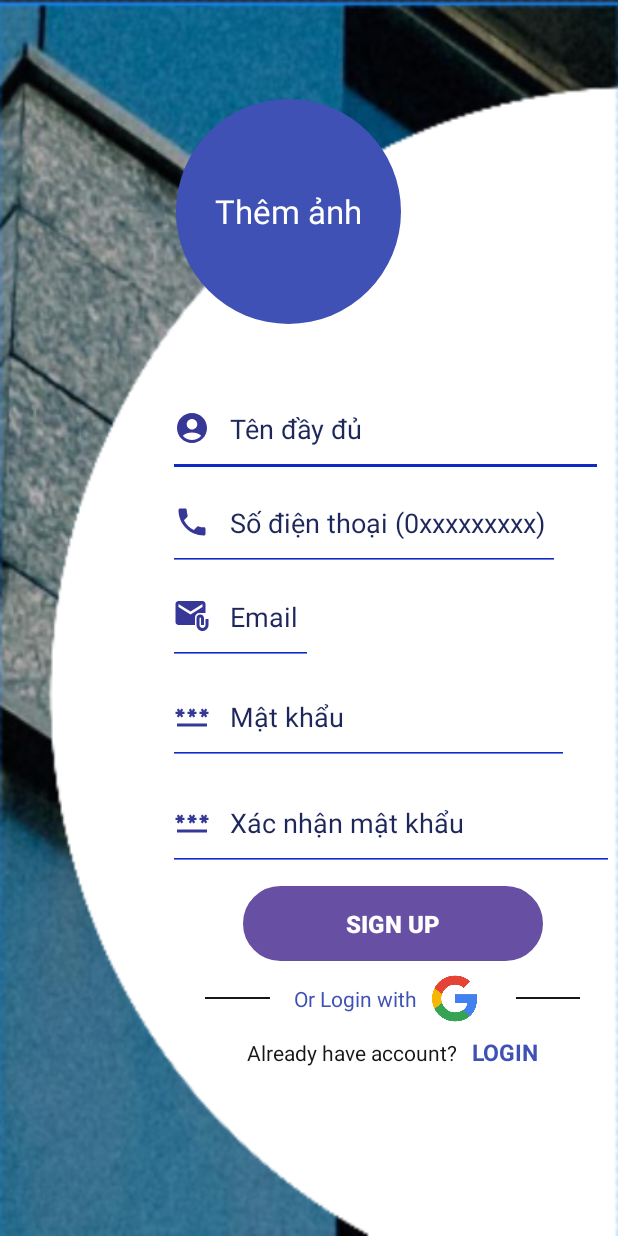
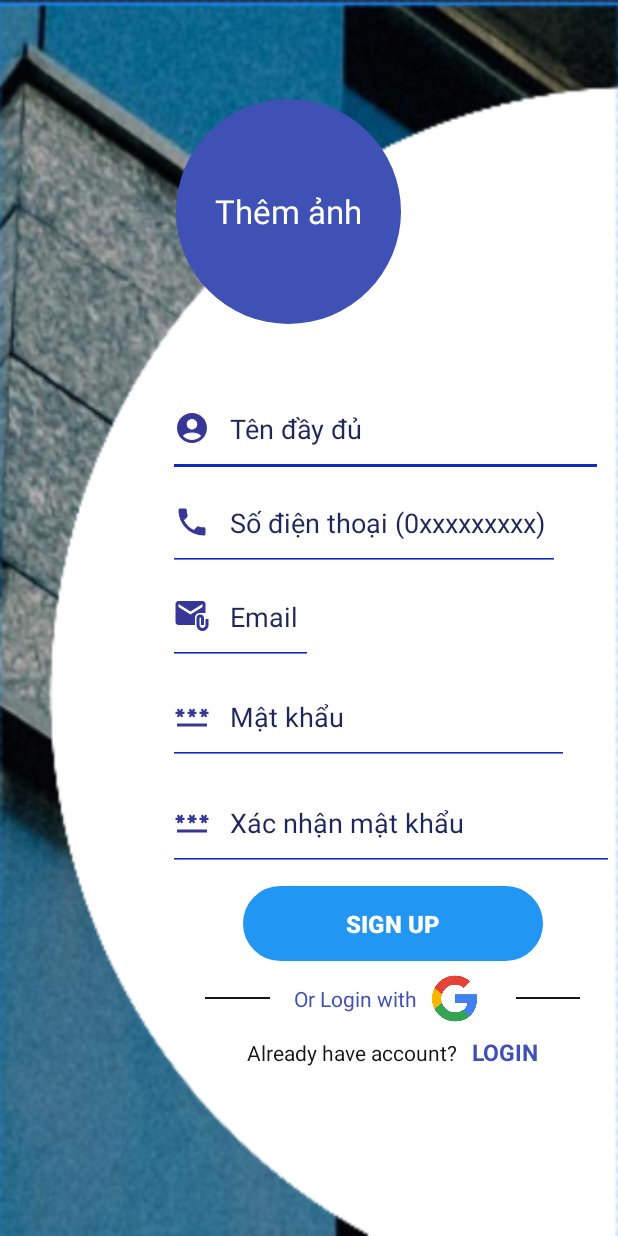
Before and after one commit to NagikoPokPok/Nha_Tro, an Android app: the SignUpActivity screen opened directly, with no data from a screen before it, on a phone screen of 412 x 824 dp. Run offline under Robolectric (Android 15) with nearby library versions, the phone set to English and light mode, and no system bars; our stand-ins replace Firebase (no records; nobody signed in at launch, a user with empty details on screens opened directly); plain views replace RoundedImageView; Roboto replaces fonts that are not available here.

Commit message:
chinhr button

```diff
--- a/app/src/main/res/drawable/custom_button.xml
+++ b/app/src/main/res/drawable/custom_button.xml
@@ -8,7 +8,6 @@
     <size android:width="250dp"
         android:height="50dp"/>
     <solid android:color="@color/button_color"/>
-    <gradient android:startColor="@color/button_color"
-        android:endColor="@color/button_color"/>
+
 
 </shape>
--- a/app/src/main/res/layout/activity_change_profile.xml
+++ b/app/src/main/res/layout/activity_change_profile.xml
@@ -128,7 +128,8 @@
             android:layout_marginTop="20dp"
             android:text="Lưu thay đổi"
             android:textColor="@color/_bg__th_m_m_i_tr__1_color"
-            android:background="@drawable/custom_button" />
+            android:background="@drawable/custom_button"
+            app:backgroundTint="@null"/>
 
         <TextView
                     android:id="@+id/txt_move_change_password"
--- a/app/src/main/res/layout/activity_sign_in.xml
+++ b/app/src/main/res/layout/activity_sign_in.xml
@@ -187,7 +187,7 @@
         </LinearLayout>
 
 
-        <com.google.android.material.button.MaterialButton
+        <Button
             android:id="@+id/buttonSignIn"
             android:layout_width="300dp"
             android:layout_height="wrap_content"
@@ -195,9 +195,9 @@
             android:layout_marginTop="10dp"
             android:text="LOGIN"
             android:background="@drawable/custom_button"
+            app:backgroundTint="@null"
             android:textSize="16sp"
             android:textStyle="bold"
-            android:textColor="@color/white"
             app:flow_verticalBias="0.7"
             app:layout_constraintEnd_toEndOf="parent"
             app:layout_constraintHorizontal_bias="0.496"
--- a/app/src/main/res/layout/activity_sign_up.xml
+++ b/app/src/main/res/layout/activity_sign_up.xml
@@ -153,7 +153,7 @@
             app:layout_constraintStart_toStartOf="parent"
             app:layout_constraintTop_toBottomOf="@+id/edt_confirm_password">
 
-            <com.google.android.material.button.MaterialButton
+            <Button
                 android:id="@+id/btn_sign_up"
                 android:layout_width="200dp"
                 android:layout_height="wrap_content"
@@ -163,7 +163,10 @@
                 android:textSize="16sp"
                 android:textStyle="bold"
                 android:textColor="@color/white"
-                android:background="@drawable/custom_button" />
+                android:background="@drawable/custom_button"
+                app:backgroundTint="@null"/>
+
+
 
             <ProgressBar
                 android:id="@+id/progressBar"
--- a/app/src/main/res/layout/activity_splash.xml
+++ b/app/src/main/res/layout/activity_splash.xml
@@ -80,6 +80,7 @@
         android:layout_gravity="center"
         android:layout_marginBottom="40dp"
         android:background="@drawable/custom_button"
+        app:backgroundTint="@null"
         android:text="Get Started Now"
         android:textColor="@color/white"
         android:textSize="15sp"
--- a/app/src/main/res/layout/activity_verify_otpactivity.xml
+++ b/app/src/main/res/layout/activity_verify_otpactivity.xml
@@ -189,6 +189,7 @@
             android:layout_height="wrap_content"
             android:layout_margin="30dp"
             android:background="@drawable/custom_button"
+            app:backgroundTint="@null"
             android:text="VERIFY"
             android:textColor="@color/white"
             android:textStyle="bold"
--- a/app/src/main/res/values/themes.xml
+++ b/app/src/main/res/values/themes.xml
@@ -39,6 +39,9 @@
         <item name="cornerFamilyBottomLeft">rounded</item>
     </style>
 
+
+
+
 <!--    Theme cho chế độ ngày/đêm-->
     <style name="nightModeSwitch" parent="Theme.AppCompat.Light">
         <item name="colorControlActivated">@color/night_mode</item>
```
